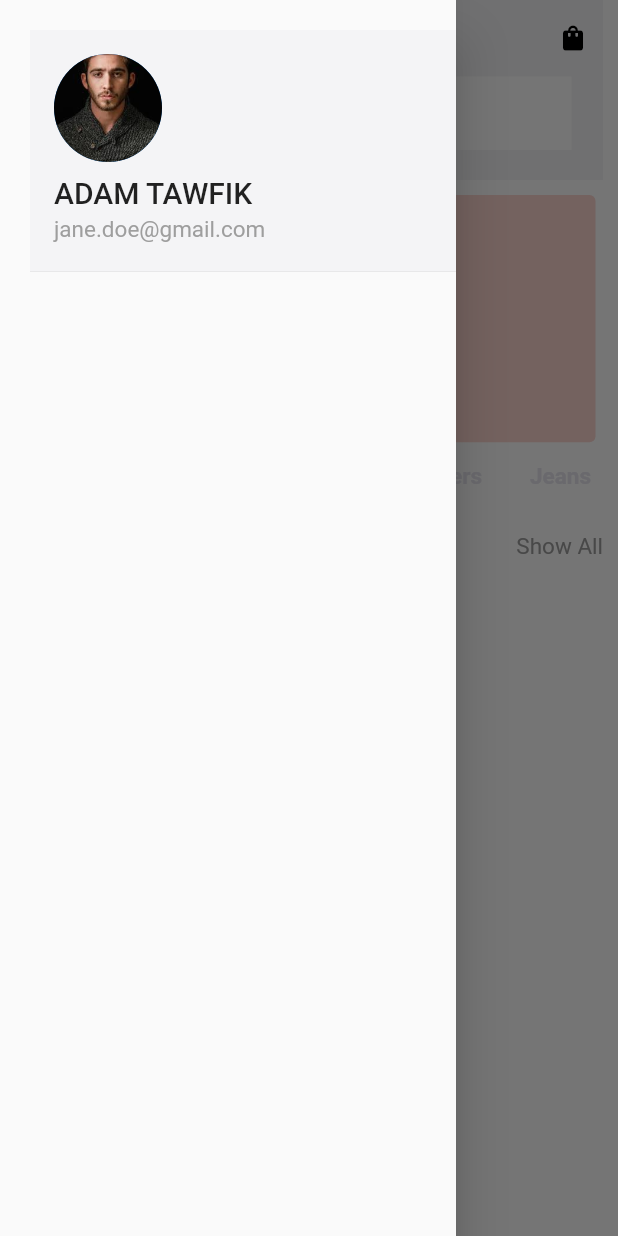
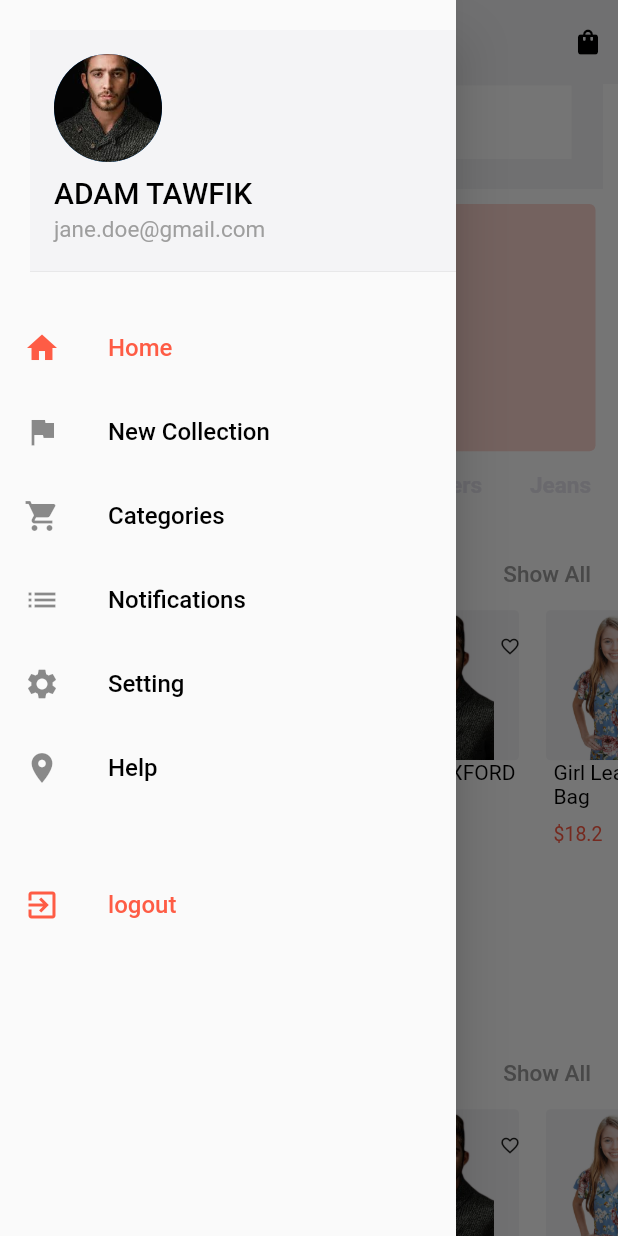
Before and after one commit to swarnasenj/zoba-app, a Flutter app: the screen it shows after launch, with the side drawer open, on a phone screen of 412 x 824 dp. Run offline on Flutter 3.47's test engine with Material 2 defaults, Android fonts, the phone set to English and light mode, and no system bars.

Commit message:
initial commit

```diff
--- /dev/null
+++ b/lib/constant/app_constant.dart
@@ -0,0 +1,11 @@
+class AppConstant {
+  static List productList = [
+    {"id": 1, "image": "assets/images/men1.png", "name": "Men's OXFORD", "category": "SHIRT", "price": 35.01},
+    {"id": 2, "image": "assets/images/girl3.png", "name": "Girl Leather", "category": "Bag", "price": 18.20},
+    {"id": 3, "image": "assets/images/men1.png", "name": "Men's OXFORD", "category": "SHIRT", "price": 35.01},
+    {"id": 4, "image": "assets/images/girl3.png", "name": "Girl Leather", "category": "Bag", "price": 18.20},
+    {"id": 5, "image": "assets/images/men1.png", "name": "Men's OXFORD", "category": "SHIRT", "price": 35.01},
+    {"id": 6, "image": "assets/images/girl3.png", "name": "Girl Leather", "category": "Bag", "price": 18.20},
+  ];
+  static List wishList = [];
+}
--- a/lib/constant/asset_path.dart
+++ b/lib/constant/asset_path.dart
@@ -1,5 +1,6 @@
-import 'package:flutter/material.dart';
 
-class KAsset{
-  //static final Asset K_drawer = Asset(assets/images/men.jpg);
+class AssetPath{
+  static const men = 'assets/images/men1.png';
+  static const girl = 'assets/images/girl3.png';
+  static const bag = 'assets/images/bag.png';
 }
--- a/lib/constants.dart
+++ /dev/null
@@ -1,5 +0,0 @@
-import 'package:flutter/material.dart';
-
-
-
-const double kDefaultPadding = 20.0;
--- a/lib/style/color.dart
+++ b/lib/style/color.dart
@@ -2,10 +2,10 @@ import 'package:flutter/material.dart';
 
 class KColor{
   static const Color K_app = Color(0xFFf4f4f6);
-  static const Color K_sale = Color(0xFFFEFEFE);
+  static const Color K_sale = Color(0xfffe5c45);
   static const Color K_zoba = Color(0xFF3b3737);
   static const Color K_primary = Color(0xFFebe6e6);
   static const Color K_background = Color(0xFFFFFFFF);
-  // static final Color K_bg = Color(0xFF16171D);
-  // static final Color K_bg = Color(0xFF16171D);
+  static const Color K_text = Color(0xFF000000);
+
 }
--- /dev/null
+++ b/lib/views/components/products.dart
@@ -0,0 +1,118 @@
+import 'package:flutter/material.dart';
+import 'package:zoba_app/constant/app_constant.dart';
+import 'package:zoba_app/views/components/product_details.dart';
+
+import '../../constant/asset_path.dart';
+import '../../style/color.dart';
+
+class Products extends StatefulWidget {
+  const Products({Key? key}) : super(key: key);
+
+  @override
+  _ProductsState createState() => _ProductsState();
+}
+
+class _ProductsState extends State<Products> {
+  @override
+  Widget build(BuildContext context) {
+    return Container(
+      height: MediaQuery.of(context).size.height / 3,
+      child: Container(
+          margin: const EdgeInsets.only(left: 10),
+          child: ListView(
+            scrollDirection: Axis.horizontal,
+            children: [
+             Row(
+              children:
+                  List.generate(AppConstant.productList.length, (int index) {
+                return GestureDetector(
+                  onTap: () {
+                    Navigator.push(
+                        context,
+                        MaterialPageRoute(
+                            builder: (context) => ProductDetails(
+                                AppConstant.productList[index])));
+                  },
+
+                  child: Column(
+                    crossAxisAlignment: CrossAxisAlignment.start,
+                    children: [
+                      GestureDetector(
+                        onTap: () {
+                          AppConstant.wishList
+                              .add(AppConstant.productList[index]);
+
+                          print(AppConstant.wishList);
+                        },
+                        child: Stack(
+                          children: [
+                            Container(
+                              decoration: BoxDecoration(
+                                  color: KColor.K_app,
+                                  borderRadius: BorderRadius.circular(3)),
+                              height: 100,
+                              width: 100,
+                              child: Image.asset(
+                                "${AppConstant.productList[index]["image"]}",
+                              ),
+                            ),
+                            Container(
+                                padding: EdgeInsets.only(
+                                  left: 70,
+                                ),
+                                alignment: Alignment.topRight,
+                                child: IconButton(
+                                    onPressed: () {},
+                                    icon: Icon(
+                                      Icons.favorite_outline,
+                                      size: 14,
+                                    ))),
+                          ],
+                        ),
+                      ),
+
+                      InkWell(
+                        onTap: (){
+                           Navigator.push(
+                        context,
+                        MaterialPageRoute(
+                            builder: (context) => ProductDetails(
+                                context)));
+                        },
+                        child: Container(
+                          margin: const EdgeInsets.only(left: 5),
+                          child: Column(
+                            crossAxisAlignment: CrossAxisAlignment.start,
+                            children: [
+                              Text(
+                                "${AppConstant.productList[index]["name"]}",
+                                style:
+                                    TextStyle(color: KColor.K_text, fontSize: 14),
+                              ),
+                              Text(
+                                "${AppConstant.productList[index]["category"]}",
+                                style:
+                                    TextStyle(color: KColor.K_text, fontSize: 14),
+                              ),
+                              const SizedBox(
+                                height: 10,
+                              ),
+                              Text(
+                                "\$${AppConstant.productList[index]["price"]}",
+                                style:
+                                    TextStyle(color: KColor.K_sale, fontSize: 13),
+                              ),
+                            ],
+                          ),
+                        ),
+                      )
+                    ],
+                  ),
+                );
+              }),
+            ),
+            ],
+          )),
+    );
+  }
+}
--- a/lib/views/screens/drawer_page.dart
+++ b/lib/views/screens/drawer_page.dart
@@ -1,5 +1,5 @@
 import 'package:flutter/material.dart';
-import 'package:zoba_app/style/color.dart';
+import '../../style/color.dart';
 
 class DrawerPage extends StatefulWidget {
   final func;
@@ -31,12 +31,13 @@ class _DrawerPageState extends State<DrawerPage> {
                       ),
                       accountName: Text(
                         'ADAM TAWFIK',
-                        style: TextStyle(fontSize: 20, color: Colors.black87),
+                        style: TextStyle(fontSize: 20, color: KColor.K_text),
                       ),
                       accountEmail: Text('jane.doe@gmail.com',
                       style: TextStyle(fontSize: 15, color: Colors.grey),),
                       decoration: BoxDecoration(
                         color: KColor.K_app,
+
                       ),
                     ),
                   ],
@@ -44,6 +45,86 @@ class _DrawerPageState extends State<DrawerPage> {
               )
             ],
           ),
+
+            const SizedBox(height: 15),
+            ListTile(
+              title: const Text('Home',style: TextStyle(fontSize: 16,color:KColor.K_sale),),
+              leading: const Icon(Icons.home,color:KColor.K_sale),
+              onTap: () {
+                setState(() {
+                  selectedIndex = 0;
+                });
+                widget.func(selectedIndex);
+                Navigator.pop(context);
+              },
+            ),
+            ListTile(
+              title: const Text('New Collection',style: TextStyle(fontSize: 16, color: KColor.K_text),),
+              leading: const Icon(Icons.flag),
+              onTap: () {
+                setState(() {
+                  selectedIndex = 1;
+                });
+                widget.func(selectedIndex);
+                Navigator.pop(context);
+              },
+            ),
+            ListTile(
+              title: const Text('Categories',style: TextStyle(fontSize: 16, color: KColor.K_text),),
+              leading: const Icon(Icons.shopping_cart),
+              onTap: () {
+                setState(() {
+                  selectedIndex = 2;
+                });
+                widget.func(selectedIndex);
+                Navigator.pop(context);
+              },
+            ),
+            ListTile(
+              title: const Text('Notifications',style: TextStyle(fontSize: 16, color: KColor.K_text),),
+              leading: const Icon(Icons.list),
+              onTap: () {
+                setState(() {
+                  selectedIndex = 3;
+                });
+                widget.func(selectedIndex);
+                Navigator.pop(context);
+              },
+            ),
+            ListTile(
+              title: const Text('Setting',style: TextStyle(fontSize: 16,color: KColor.K_text),),
+              leading: const Icon(Icons.settings),
+              onTap: () {
+                setState(() {
+                  selectedIndex = 4;
+                });
+                widget.func(selectedIndex);
+                Navigator.pop(context);
+              },
+            ),
+            ListTile(
+              title: const Text('Help',style: TextStyle(fontSize: 16, color: KColor.K_text),),
+              leading: const Icon(Icons.location_on),
+              onTap: () {
+                setState(() {
+                  selectedIndex = 4;
+                });
+                widget.func(selectedIndex);
+                Navigator.pop(context);
+              },
+            ),
+
+            Container(
+              margin: const EdgeInsets.only(top: 35),
+              child: ListTile(
+                title: const Text('logout',
+                style: TextStyle(color: KColor.K_sale,fontSize: 16),),
+                leading: const Icon(Icons.exit_to_app, color:KColor.K_sale,),
+                onTap: () {
+                  Navigator.pop(context);
+                },
+              ),
+            ),
         ],
       )),
     );
--- a/lib/views/screens/home_screen.dart
+++ b/lib/views/screens/home_screen.dart
@@ -1,7 +1,7 @@
 import 'package:flutter/material.dart';
 
 import '../../style/color.dart';
-//import '../pages/home_page.dart';
+import '../components/products.dart';
 import 'drawer_page.dart';
 
 class HomeScreen extends StatefulWidget {
@@ -12,6 +12,7 @@ class HomeScreen extends StatefulWidget {
 }
 
 class _HomeScreenState extends State<HomeScreen> {
+  TextEditingController searchController = TextEditingController();
   final List pageList = [
     //const HomePage(),
     // ProfilePage(),
@@ -20,6 +21,7 @@ class _HomeScreenState extends State<HomeScreen> {
     // OurTeam(),
     // AboutUs(),
   ];
+  String searchData = '';
 
   int selectedIndex = 0;
   @override
@@ -27,22 +29,7 @@ class _HomeScreenState extends State<HomeScreen> {
     //Size size = MediaQuery.of(context).size;
     return Scaffold(
       backgroundColor: KColor.K_background,
-      appBar: PreferredSize(
-        preferredSize: const Size.fromHeight(50.0),
-        // ignore: sort_child_properties_last
-        child: SafeArea(
-          child: Container(
-            width: double.infinity,
-            // height: 100,
-            margin: const EdgeInsets.only(left: 10, right: 10),
-            child: AppBar(
-              shape: const RoundedRectangleBorder(
-                  // borderRadius: BorderRadius.only(
-                  //     topLeft: Radius.circular(4),
-                  //     topRight: Radius.circular(4),
-                  //     bottomLeft: Radius.circular(5),
-                  //     bottomRight: Radius.circular(5)),
-                  ),
+      appBar: AppBar(
         elevation: 0,
         backgroundColor: KColor.K_app,
         title: Container(
@@ -82,9 +69,6 @@ class _HomeScreenState extends State<HomeScreen> {
           ),
         ],
       ),
-          ),
-        ),
-      ),
       drawer: DrawerPage(
         func: (index) {
           setState(() {
@@ -93,7 +77,6 @@ class _HomeScreenState extends State<HomeScreen> {
         },
       ),
       body: SingleChildScrollView(
-        physics: const BouncingScrollPhysics(),
         child: Container(
           margin: const EdgeInsets.only(top: 0),
           child: Column(
@@ -109,8 +92,9 @@ class _HomeScreenState extends State<HomeScreen> {
                       border: Border.all(
                         color: KColor.K_app.withOpacity(0.50),
                       )),
-                  child: const TextField(
-                    decoration: InputDecoration(
+                  child: TextField(
+                    controller: searchController,
+                    decoration: const InputDecoration(
                       border: InputBorder.none,
                       prefixIcon: Icon(Icons.search, color: Colors.grey),
                       hintText: 'Search here...',
@@ -141,7 +125,7 @@ class _HomeScreenState extends State<HomeScreen> {
                             'SALE 30%',
                             textAlign: TextAlign.left,
                             style: TextStyle(
-                              color: Color(0xfffe5c45),
+                              color: KColor.K_sale,
                               fontSize: 20,
                             ),
                           ),
@@ -161,7 +145,7 @@ class _HomeScreenState extends State<HomeScreen> {
                           const Text(
                             'Shop Now',
                             style: TextStyle(
-                              color: Color(0xfffe5c45),
+                              color: KColor.K_sale,
                               fontSize: 16,
                             ),
                           ),
@@ -178,12 +162,15 @@ class _HomeScreenState extends State<HomeScreen> {
               ),
               DefaultTabController(
                 length: 5,
-                child: Column(children: [
+                child: Column(
+                    crossAxisAlignment: CrossAxisAlignment.start,
+                    children: [
                       Container(
+                        margin: const EdgeInsets.only(top: 0),
                         child: const TabBar(
                             labelStyle: TextStyle(
                                 fontWeight: FontWeight.w700, fontSize: 15),
-                        labelColor: Color(0xfffe5c45),
+                            labelColor: KColor.K_sale,
                             isScrollable: true,
                             indicatorColor: Colors.transparent,
                             unselectedLabelColor: Color(0xffe6e5ee),
@@ -211,66 +198,52 @@ class _HomeScreenState extends State<HomeScreen> {
                       children: [
                         const Text(
                           'New Collections',
-                          style:
-                              TextStyle(color: Color(0xfffe5c45), fontSize: 20),
+                          style: TextStyle(color: KColor.K_sale, fontSize: 20),
                         ),
                         const SizedBox(
                           width: 0,
                         ),
-                        const Text(
-                          'Show All',
-                          style: TextStyle(color: Colors.grey, fontSize: 15),
-                        ),
-
+                        TextButton(
+                            onPressed: () {},
+                            child: const Text('Show All',
+                                style: TextStyle(
+                                    color: Colors.grey, fontSize: 15)))
                       ],
                     ),
                   ),
-                  Container(
-                          child: SingleChildScrollView(
-                            scrollDirection: Axis.horizontal,
-                            child: Row(
+                   const Products(),
+                ],
+              ),
+               Column(
+                crossAxisAlignment: CrossAxisAlignment.start,
                 children: [
                   Container(
-                                  margin: EdgeInsets.all(8),
-                                  height: 200,
-                                  width: 200,
-                                  //color: flavorColor,
-                                  child: Text('item'),
+                    margin: const EdgeInsets.only(
+                      top: 10,
+                      left: 10,
+                      right: 10,
                     ),
-                                Container(
-                                  margin: EdgeInsets.all(8),
-                                  height: 200,
-                                  width: 200,
-                                  // color: flavorColor,
-                                  child: Text('item'),
+                    child: Row(
+                      mainAxisAlignment: MainAxisAlignment.spaceBetween,
+                      children: [
+                        const Text(
+                          'Best Selling',
+                          style: TextStyle(color: KColor.K_sale, fontSize: 20),
                         ),
-                                Container(
-                                  margin: EdgeInsets.all(8),
-                                  height: 200,
-                                  width: 200,
-                                  //color: flavorColor,
-                                  child: Text('item'),
+                        const SizedBox(
+                          width: 0,
                         ),
-                                Container(
-                                  margin: EdgeInsets.all(8),
-                                  height: 200,
-                                  width: 200,
-                                  //color: flavorColor,
-                                  child: Text('item'),
-                                ),
-                                Container(
-                                  margin: const EdgeInsets.all(8),
-                                  height: 200,
-                                  width: 200,
-                                  //color: flavorColor,
-                                  child: const Text('item'),
-                                ),
+                        TextButton(
+                            onPressed: () {},
+                            child: const Text('Show All',
+                                style: TextStyle(
+                                    color: Colors.grey, fontSize: 15)))
                       ],
                     ),
                   ),
+                   const Products(),
+                ],
               ),
-                ],
-              )
             ],
           ),
         ),
```
Also changed, not shown: lib/views/components/appbar.dart (deleted, +0 -93 lines), lib/views/components/product_details.dart (added, +141 -0 lines), lib/views/pages/home_page.dart (deleted, +0 -38 lines), assets/images/girl2.jpg (added), assets/images/girl3.png (added), assets/images/men1.png (added), pubspec.lock. Lines whose indentation alone changed are shown as unchanged.
